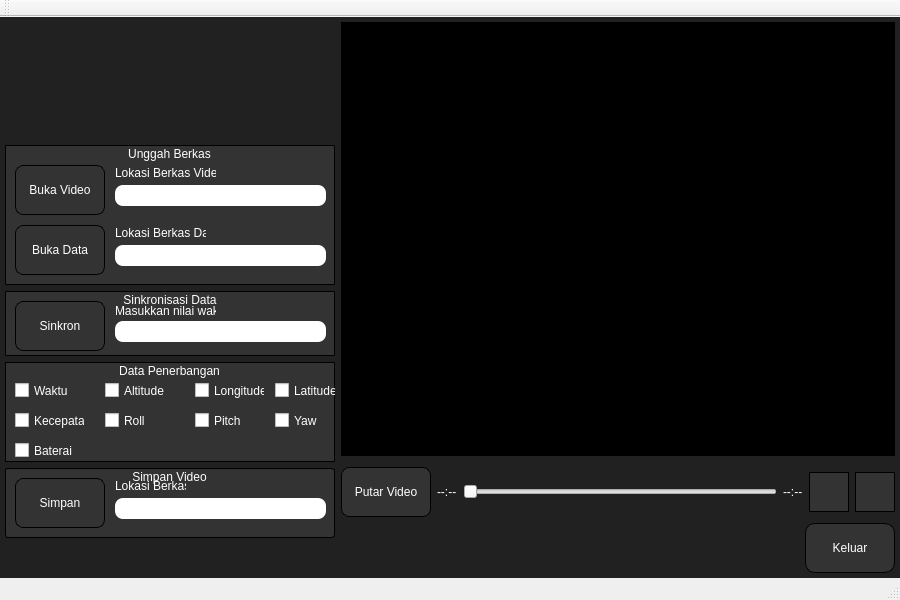
Above: playwithlabel/mainwindow.ui from kodeepic/Belajar_Git before the change. Below: the same form after it.
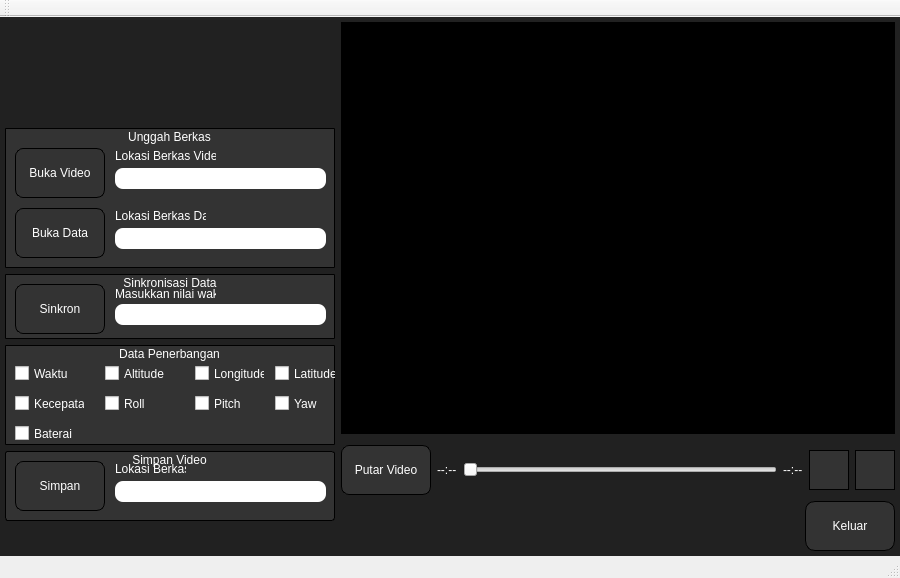
That is the form after the change. Icons and pictures are not drawn.

The edit to the form file:
```diff
--- a/playwithlabel/mainwindow.ui
+++ b/playwithlabel/mainwindow.ui
@@ -7,7 +7,7 @@
     <x>0</x>
     <y>0</y>
     <width>900</width>
-    <height>600</height>
+    <height>578</height>
    </rect>
   </property>
   <property name="sizePolicy">
@@ -72,6 +72,18 @@
          </size>
         </property>
         <layout class="QHBoxLayout" name="horizontalLayout">
+         <property name="leftMargin">
+          <number>0</number>
+         </property>
+         <property name="topMargin">
+          <number>0</number>
+         </property>
+         <property name="rightMargin">
+          <number>0</number>
+         </property>
+         <property name="bottomMargin">
+          <number>0</number>
+         </property>
          <item>
           <layout class="QHBoxLayout" name="horizontalLayout_2">
            <property name="spacing">
@@ -337,6 +349,18 @@
       </item>
       <item>
        <widget class="QWidget" name="horizontalWidget" native="true">
+        <property name="sizePolicy">
+         <sizepolicy hsizetype="Fixed" vsizetype="Fixed">
+          <horstretch>0</horstretch>
+          <verstretch>0</verstretch>
+         </sizepolicy>
+        </property>
+        <property name="minimumSize">
+         <size>
+          <width>330</width>
+          <height>0</height>
+         </size>
+        </property>
         <layout class="QHBoxLayout" name="horizontalLayout_4">
          <property name="leftMargin">
           <number>0</number>
@@ -367,14 +391,14 @@
            <item>
             <widget class="QGroupBox" name="groupBox_4">
              <property name="sizePolicy">
-              <sizepolicy hsizetype="Preferred" vsizetype="Expanding">
+              <sizepolicy hsizetype="Expanding" vsizetype="Expanding">
                <horstretch>0</horstretch>
                <verstretch>0</verstretch>
               </sizepolicy>
              </property>
              <property name="minimumSize">
               <size>
-               <width>40</width>
+               <width>45</width>
                <height>65</height>
               </size>
              </property>
@@ -939,7 +963,11 @@
 border-width: 0px;
 border-radius: 8px;
 border: 1px solid;
-}</string>
+}
+QPushButton:hover { background-color: #27a9e3;
+border-width: 0px;
+border-radius: 8px;
+border: 0px solid;}</string>
           </property>
           <property name="text">
            <string>Putar Video</string>
```
